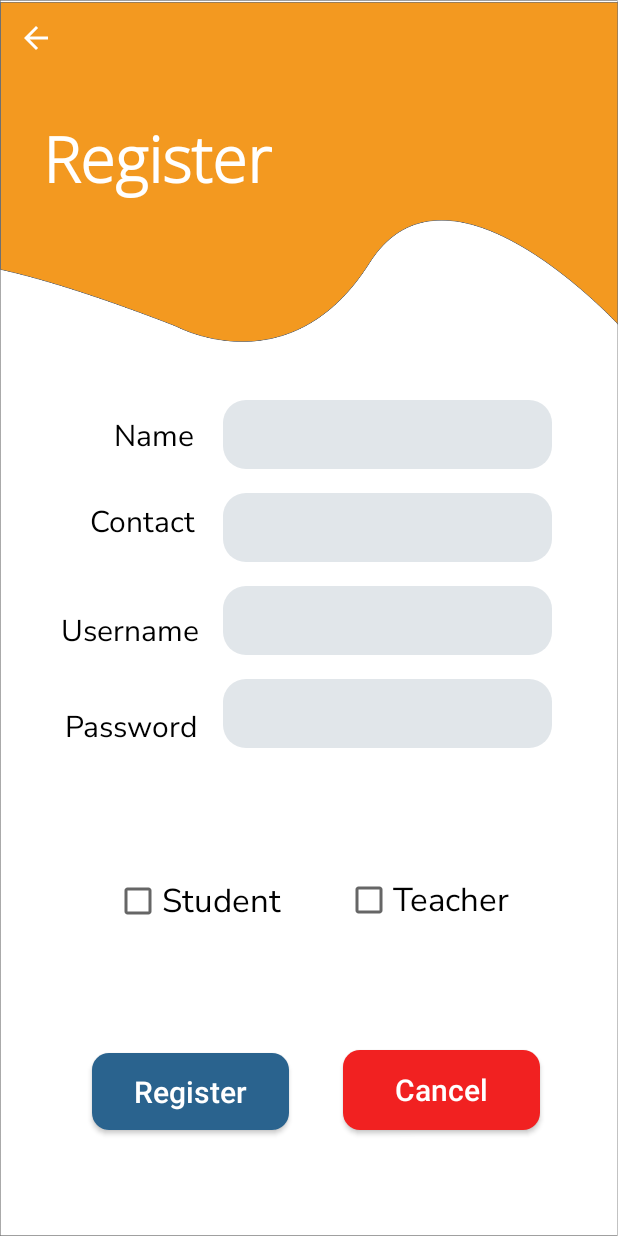
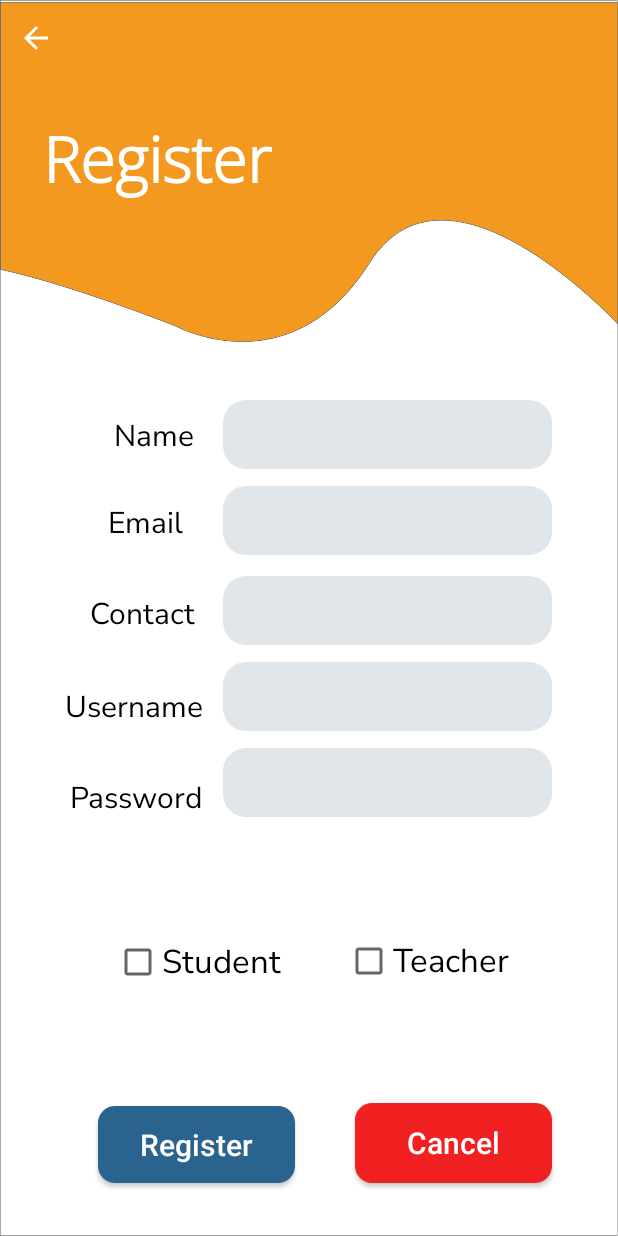
Before and after one commit to Hitachi-K/LMS-app, an Android app: the Register screen opened directly, with no data from a screen before it, on a phone screen of 412 x 824 dp. Run offline under Robolectric (Android 15) with nearby library versions, the phone set to English and light mode, and no system bars; our stand-ins replace Firebase (no records; nobody signed in at launch, a user with empty details on screens opened directly).

Commit message:
LMS app second commit

```diff
--- a/app/src/main/res/layout/activity_register.xml
+++ b/app/src/main/res/layout/activity_register.xml
@@ -38,21 +38,6 @@
         app:srcCompat="@drawable/abc_vector_test" />
 
     <TextView
-        android:id="@+id/textView6"
-        android:layout_width="wrap_content"
-        android:layout_height="wrap_content"
-        android:fontFamily="@font/nunito_sans"
-        android:text="Username"
-        android:textColor="@color/black"
-        android:textSize="20sp"
-        app:layout_constraintBottom_toBottomOf="parent"
-        app:layout_constraintEnd_toStartOf="@+id/txtRegUsername"
-        app:layout_constraintHorizontal_bias="0.714"
-        app:layout_constraintStart_toStartOf="parent"
-        app:layout_constraintTop_toBottomOf="@+id/textView4"
-        app:layout_constraintVertical_bias="0.103" />
-
-    <TextView
         android:id="@+id/textView3"
         android:layout_width="wrap_content"
         android:layout_height="wrap_content"
@@ -81,7 +66,66 @@
         app:layout_constraintHorizontal_bias="0.0"
         app:layout_constraintStart_toStartOf="parent"
         app:layout_constraintTop_toBottomOf="@+id/textView3"
-        app:layout_constraintVertical_bias="0.06" />
+        app:layout_constraintVertical_bias="0.184" />
+
+    <EditText
+        android:id="@+id/txtRegContact"
+        android:layout_width="219dp"
+        android:layout_height="46dp"
+        android:background="@drawable/input_field"
+        android:ems="10"
+        android:inputType="number"
+        app:layout_constraintBottom_toBottomOf="parent"
+        app:layout_constraintEnd_toEndOf="parent"
+        app:layout_constraintHorizontal_bias="0.77"
+        app:layout_constraintStart_toStartOf="parent"
+        app:layout_constraintTop_toBottomOf="@+id/txtRegEmail"
+        app:layout_constraintVertical_bias="0.034" />
+
+    <TextView
+        android:id="@+id/textView6"
+        android:layout_width="wrap_content"
+        android:layout_height="wrap_content"
+        android:fontFamily="@font/nunito_sans"
+        android:text="Username"
+        android:textColor="@color/black"
+        android:textSize="20sp"
+        app:layout_constraintBottom_toBottomOf="parent"
+        app:layout_constraintEnd_toStartOf="@+id/txtRegUsername"
+        app:layout_constraintHorizontal_bias="0.767"
+        app:layout_constraintStart_toStartOf="parent"
+        app:layout_constraintTop_toBottomOf="@+id/textView4"
+        app:layout_constraintVertical_bias="0.092" />
+
+    <EditText
+        android:id="@+id/txtRegUsername"
+        android:layout_width="219dp"
+        android:layout_height="46dp"
+        android:layout_marginTop="11dp"
+        android:background="@drawable/input_field"
+        android:ems="10"
+        android:inputType="textPersonName"
+        app:layout_constraintBottom_toBottomOf="parent"
+        app:layout_constraintEnd_toEndOf="parent"
+        app:layout_constraintHorizontal_bias="0.77"
+        app:layout_constraintStart_toStartOf="parent"
+        app:layout_constraintTop_toBottomOf="@+id/txtRegContact"
+        app:layout_constraintVertical_bias="0.0" />
+
+    <EditText
+        android:id="@+id/txtRegPassword"
+        android:layout_width="219dp"
+        android:layout_height="46dp"
+        android:layout_marginTop="11dp"
+        android:background="@drawable/input_field"
+        android:ems="10"
+        android:inputType="textPassword"
+        app:layout_constraintBottom_toBottomOf="parent"
+        app:layout_constraintEnd_toEndOf="parent"
+        app:layout_constraintHorizontal_bias="0.77"
+        app:layout_constraintStart_toStartOf="parent"
+        app:layout_constraintTop_toBottomOf="@+id/txtRegUsername"
+        app:layout_constraintVertical_bias="0.0" />
 
     <TextView
         android:id="@+id/textView5"
@@ -94,10 +138,10 @@
         android:textSize="20sp"
         app:layout_constraintBottom_toBottomOf="parent"
         app:layout_constraintEnd_toStartOf="@+id/txtRegPassword"
-        app:layout_constraintHorizontal_bias="0.157"
+        app:layout_constraintHorizontal_bias="0.333"
         app:layout_constraintStart_toStartOf="parent"
         app:layout_constraintTop_toBottomOf="@+id/textView6"
-        app:layout_constraintVertical_bias="0.1" />
+        app:layout_constraintVertical_bias="0.106" />
 
     <EditText
         android:id="@+id/txtRegName"
@@ -113,26 +157,11 @@
         app:layout_constraintTop_toBottomOf="@+id/textView"
         app:layout_constraintVertical_bias="0.205" />
 
-    <EditText
-        android:id="@+id/txtRegUsername"
-        android:layout_width="219dp"
-        android:layout_height="46dp"
-        android:layout_marginTop="16dp"
-        android:background="@drawable/input_field"
-        android:ems="10"
-        android:inputType="textPersonName"
-        app:layout_constraintBottom_toBottomOf="parent"
-        app:layout_constraintEnd_toEndOf="parent"
-        app:layout_constraintHorizontal_bias="0.77"
-        app:layout_constraintStart_toStartOf="parent"
-        app:layout_constraintTop_toBottomOf="@+id/txtRegContact"
-        app:layout_constraintVertical_bias="0.0" />
-
     <Button
         android:id="@+id/btnRegister"
         android:layout_width="131dp"
         android:layout_height="51dp"
-        android:layout_marginBottom="52dp"
+        android:layout_marginBottom="35dp"
         android:background="@drawable/button_blue"
         android:fontFamily="sans-serif-medium"
         android:text="@string/start_here"
@@ -141,17 +170,17 @@
         android:textSize="20sp"
         app:layout_constraintBottom_toBottomOf="parent"
         app:layout_constraintEnd_toStartOf="@+id/btnCancel"
-        app:layout_constraintHorizontal_bias="0.628"
+        app:layout_constraintHorizontal_bias="0.618"
         app:layout_constraintStart_toStartOf="parent"
         app:layout_constraintTop_toBottomOf="@+id/txtRegPassword"
-        app:layout_constraintVertical_bias="0.917" />
+        app:layout_constraintVertical_bias="1.0" />
 
     <Button
         android:id="@+id/btnCancel"
         android:layout_width="131dp"
         android:layout_height="53dp"
-        android:layout_marginEnd="52dp"
-        android:layout_marginBottom="52dp"
+        android:layout_marginEnd="44dp"
+        android:layout_marginBottom="35dp"
         android:background="@drawable/button_red"
         android:fontFamily="sans-serif-medium"
         android:text="Cancel"
@@ -161,7 +190,7 @@
         app:layout_constraintBottom_toBottomOf="parent"
         app:layout_constraintEnd_toEndOf="parent"
         app:layout_constraintTop_toBottomOf="@+id/txtRegPassword"
-        app:layout_constraintVertical_bias="0.916" />
+        app:layout_constraintVertical_bias="1.0" />
 
     <CheckBox
         android:id="@+id/checkBoxStudent"
@@ -188,27 +217,29 @@
         app:layout_constraintTop_toBottomOf="@+id/txtRegPassword"
         app:layout_constraintVertical_bias="0.504" />
 
+    <TextView
+        android:id="@+id/textView17"
+        android:layout_width="wrap_content"
+        android:layout_height="wrap_content"
+        android:layout_marginStart="72dp"
+        android:layout_marginTop="30dp"
+        android:fontFamily="@font/nunito_sans"
+        android:text="Email"
+        android:textColor="@color/black"
+        android:textSize="20sp"
+        app:layout_constraintBottom_toBottomOf="parent"
+        app:layout_constraintStart_toStartOf="parent"
+        app:layout_constraintTop_toBottomOf="@+id/textView3"
+        app:layout_constraintVertical_bias="0.0" />
+
     <EditText
-        android:id="@+id/txtRegPassword"
+        android:id="@+id/txtRegEmail"
         android:layout_width="219dp"
         android:layout_height="46dp"
-        android:layout_marginTop="16dp"
+        android:layout_marginTop="11dp"
         android:background="@drawable/input_field"
         android:ems="10"
-        android:inputType="textPassword"
-        app:layout_constraintEnd_toEndOf="parent"
-        app:layout_constraintHorizontal_bias="0.77"
-        app:layout_constraintStart_toStartOf="parent"
-        app:layout_constraintTop_toBottomOf="@+id/txtRegUsername" />
-
-    <EditText
-        android:id="@+id/txtRegContact"
-        android:layout_width="219dp"
-        android:layout_height="46dp"
-        android:layout_marginTop="16dp"
-        android:background="@drawable/input_field"
-        android:ems="10"
-        android:inputType="number"
+        android:inputType="textEmailAddress"
         app:layout_constraintBottom_toBottomOf="parent"
         app:layout_constraintEnd_toEndOf="parent"
         app:layout_constraintHorizontal_bias="0.77"
```
Also changed, not shown: app/src/main/java/com/example/lmsapp/User.java (added, +62 -0 lines), 1 other file.
